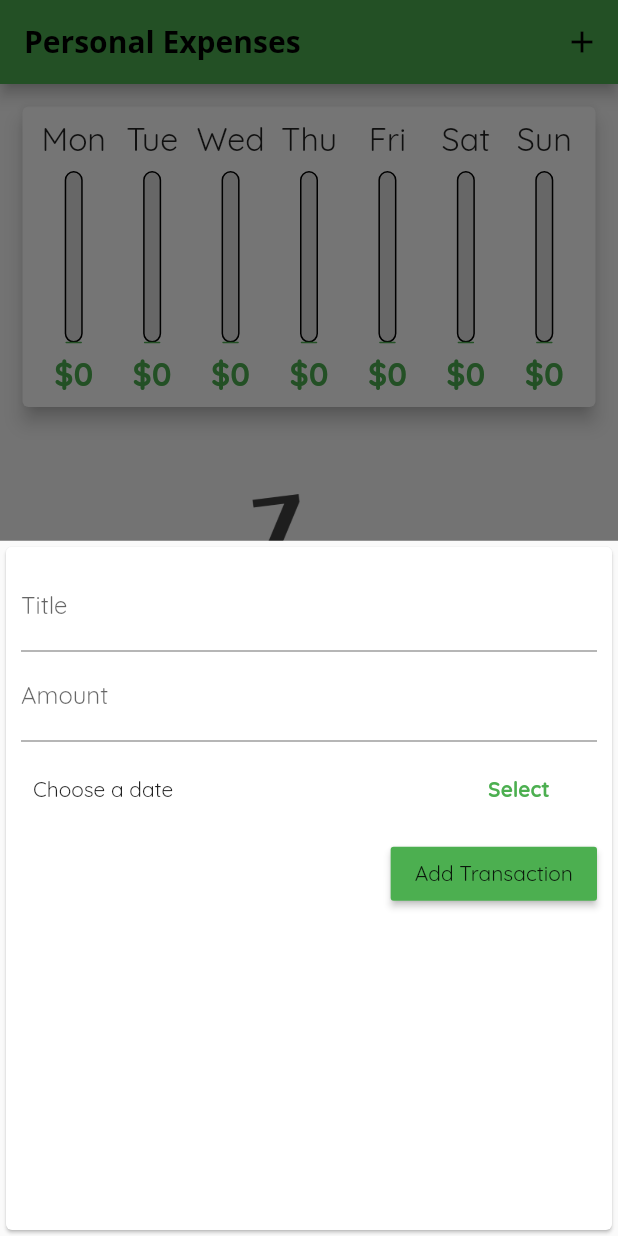
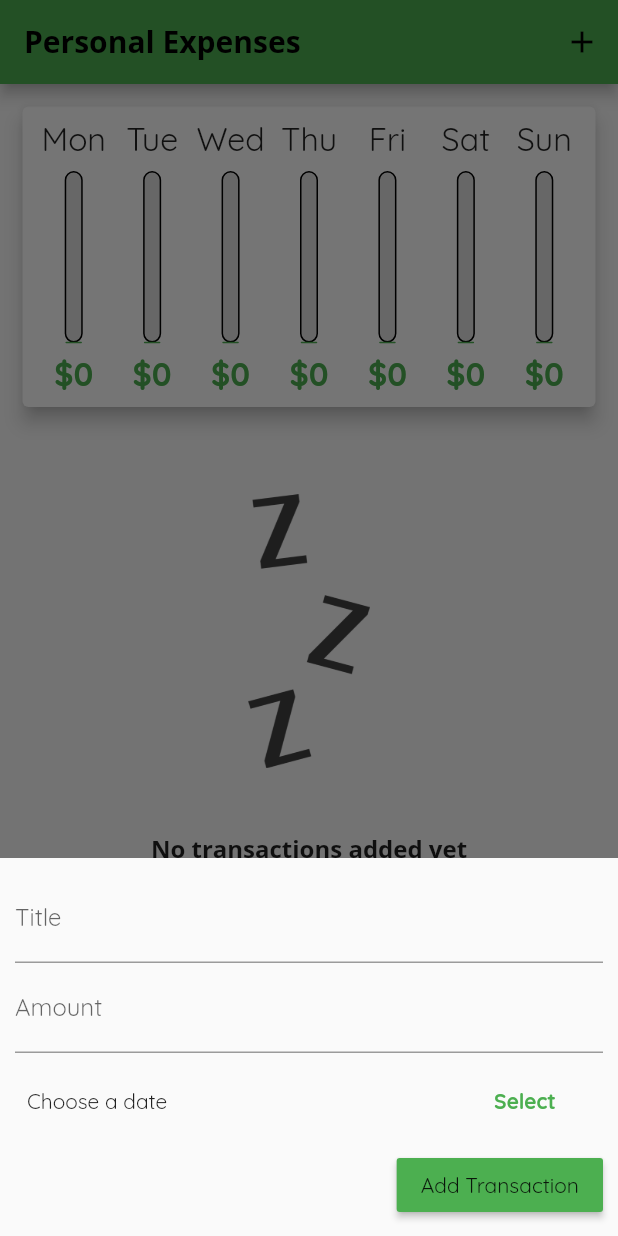
Before and after one commit to daviditco4/personal-expenses-app, a Flutter app: the screen it shows after launch, after a tap on the "add" icon, on a phone screen of 412 x 824 dp. Run offline on Flutter 3.47's test engine with Material 2 defaults, Android fonts, the phone set to English and light mode, and no system bars.

```diff
--- a/lib/main.dart
+++ b/lib/main.dart
@@ -62,6 +62,7 @@ class _MyHomePageState extends State<MyHomePage> {
 
   void _showTransactionForm(BuildContext context) {
     showModalBottomSheet(
+      isScrollControlled: true,
       context: context,
       builder: (_) {
         return TransactionForm(
--- a/lib/widgets/transaction_form.dart
+++ b/lib/widgets/transaction_form.dart
@@ -53,10 +53,15 @@ class _TransactionFormState extends State<TransactionForm> {
 
   @override
   Widget build(BuildContext context) {
-    return Card(
+    return Padding(
+      padding: EdgeInsets.only(
+        bottom: MediaQuery.of(context).viewInsets.bottom,
+      ),
+      child: SingleChildScrollView(
         child: Padding(
           padding: EdgeInsets.all(10.0),
           child: Column(
+            mainAxisSize: MainAxisSize.min,
             crossAxisAlignment: CrossAxisAlignment.end,
             children: [
               TextField(
@@ -104,6 +109,7 @@ class _TransactionFormState extends State<TransactionForm> {
             ],
           ),
         ),
+      ),
     );
   }
 }
```
Lines whose indentation alone changed are shown as unchanged.
